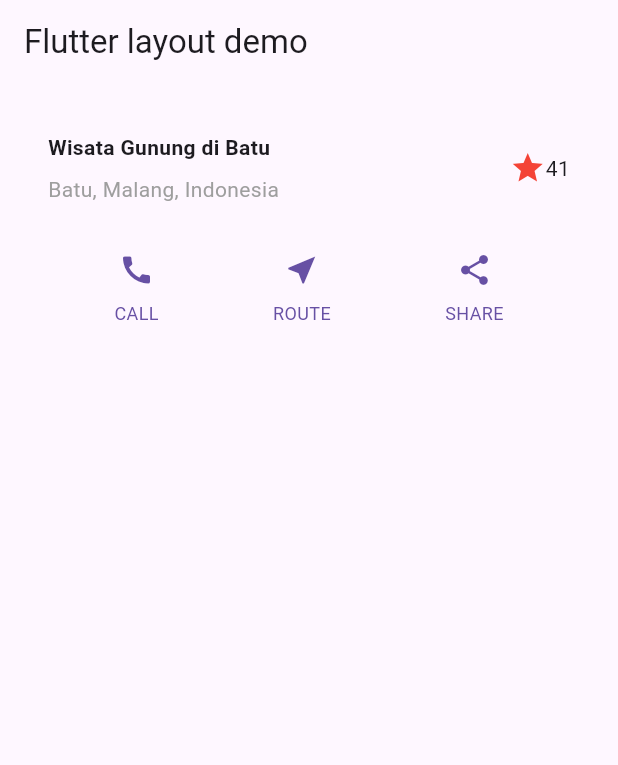
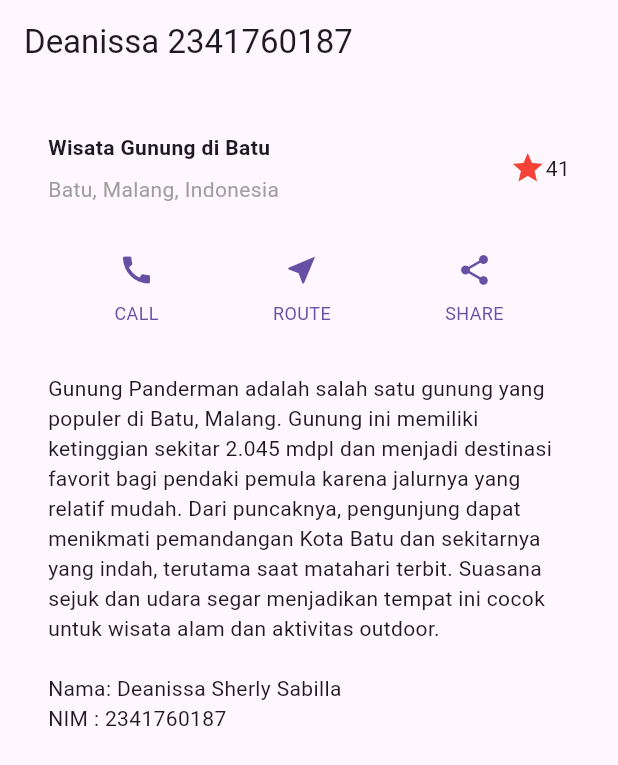
Before and after one commit to deanissa/layout_flutter, a Flutter app: the screen it shows after launch, on a phone screen of 412 x 824 dp. Shown: the top 765 px of the screen. Run offline on Flutter 3.47's test engine with Material 3 defaults, Android fonts, the phone set to English and light mode, and no system bars.

Commit message:
Implementasi Text Section

```diff
--- a/lib/main.dart
+++ b/lib/main.dart
@@ -56,16 +56,33 @@ class MyApp extends StatelessWidget {
       ],
     );
 
+    Widget textSection = Container(
+     padding: const EdgeInsets.all(32),
+     child: const Text(
+    'Gunung Panderman adalah salah satu gunung yang populer di Batu, '
+    'Malang. Gunung ini memiliki ketinggian sekitar 2.045 mdpl dan '
+    'menjadi destinasi favorit bagi pendaki pemula karena jalurnya '
+    'yang relatif mudah. Dari puncaknya, pengunjung dapat menikmati '
+    'pemandangan Kota Batu dan sekitarnya yang indah, terutama saat '
+    'matahari terbit. Suasana sejuk dan udara segar menjadikan tempat '
+    'ini cocok untuk wisata alam dan aktivitas outdoor.\n\n'
+    'Nama: Deanissa Sherly Sabilla\n'
+    'NIM : 2341760187',
+    softWrap: true,
+     ),
+    );
+
     return MaterialApp(
       title: 'Flutter layout: Nama dan NIM Anda',
       home: Scaffold(
         appBar: AppBar(
-          title: const Text('Flutter layout demo'),
+          title: const Text('Deanissa 2341760187'),
         ),
         body: Column(
           children: [
             titleSection,
             buttonSection,
+            textSection,
           ],
         ),
       ),
```
Also changed, not shown: images/03.png (added), 1 other file.
